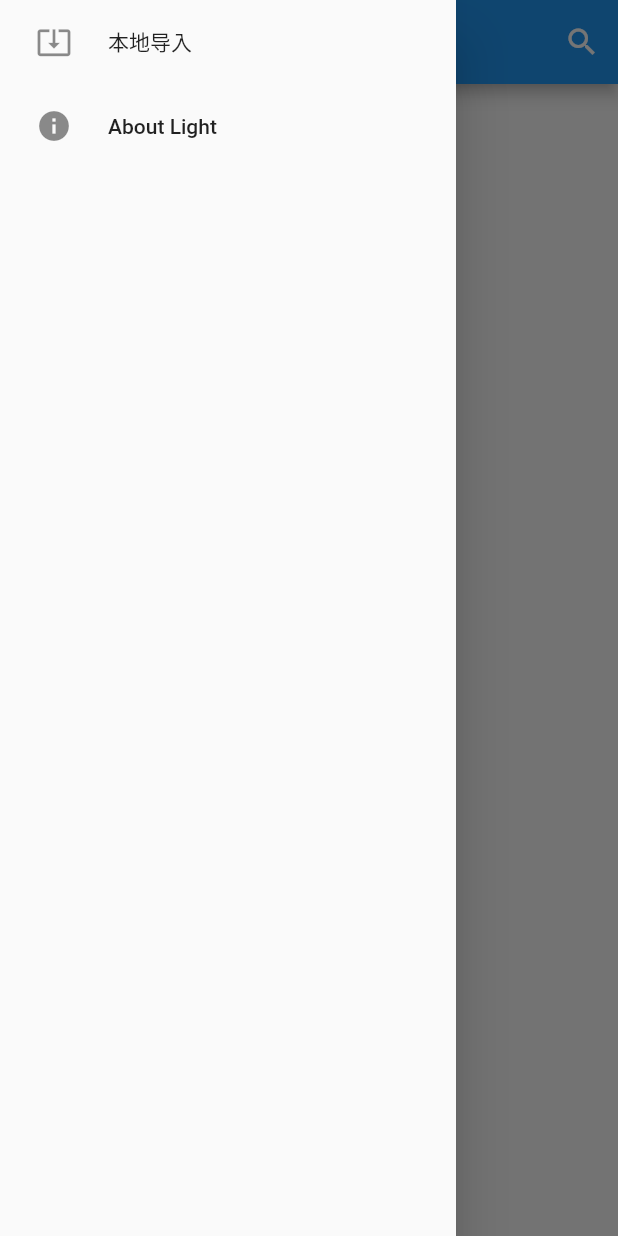
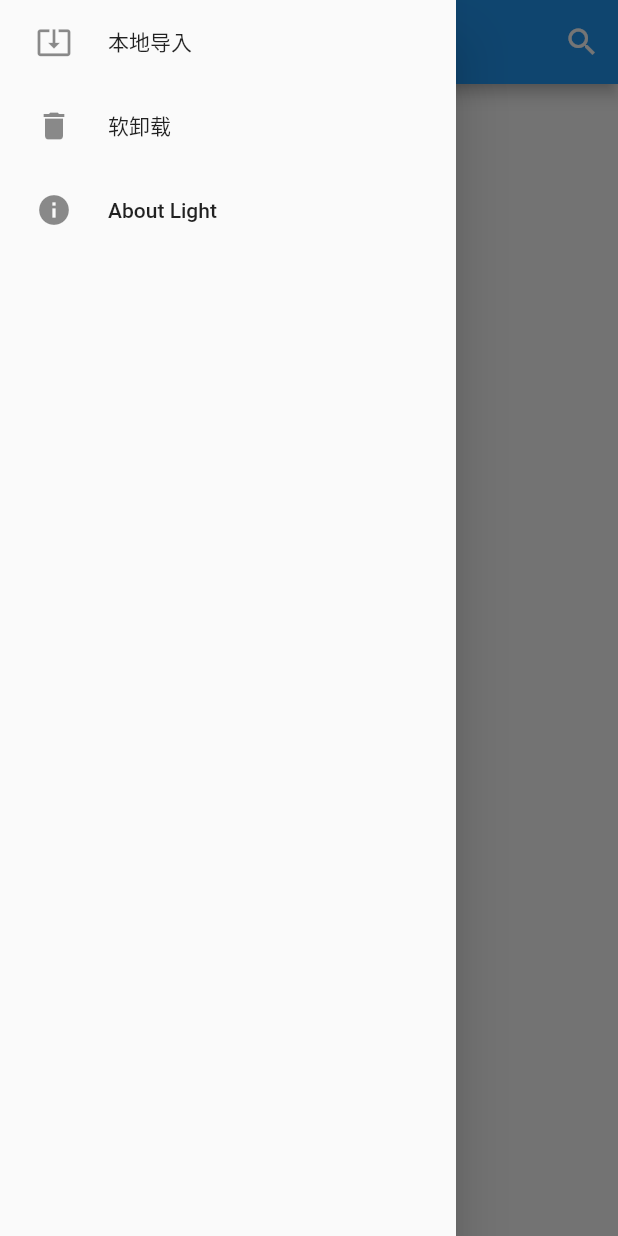
Before and after one commit to creatint/light, a Flutter app: the screen it shows after launch, with the side drawer open, on a phone screen of 412 x 824 dp. Run offline on Flutter 3.47's test engine with Material 2 defaults, Android fonts, the phone set to English and light mode, and no system bars; our stand-ins replace shared_preferences.

Commit message:
Import SystemService and add soft uninstall function.

```diff
--- a/lib/pages/drawer.dart
+++ b/lib/pages/drawer.dart
@@ -1,5 +1,6 @@
 import 'package:flutter/material.dart';
 import '../widgets/link_text_span.dart';
+import '../services/system.dart';
 
 class MyDrawerHeader extends StatefulWidget {
   _MyDrawerHeaderState createState() => new _MyDrawerHeaderState();
@@ -19,10 +20,16 @@ class MyDrawer extends StatefulWidget {
 }
 
 class _MyDrawerState extends State<MyDrawer> {
+  SystemService service = new SystemService();
 
   /// open import local screen
   void openImportLocalScreen() {
     Navigator.pushNamed(context, 'importLocal');
+  }
+
+  /// soft uninstall
+  void handleSoftUninstall() {
+    service.send(['softUninstall']);
   }
 
   @override
@@ -39,6 +46,15 @@ class _MyDrawerState extends State<MyDrawer> {
           child: new Icon(Icons.system_update_alt)),
       title: const Text('本地导入'),
       onTap: openImportLocalScreen,
+    );
+
+    /// soft uninstall
+    final Widget softUninstall = new ListTile(
+      leading: new Container(
+          margin: const EdgeInsets.only(left: 8.0),
+          child: new Icon(Icons.delete)),
+      title: const Text('软卸载'),
+      onTap: handleSoftUninstall,
     );
 
     /// about light
@@ -74,6 +90,7 @@ class _MyDrawerState extends State<MyDrawer> {
     final List<Widget> allDrawerItems = <Widget>[];
 
     allDrawerItems.add(importBooksItem);
+    allDrawerItems.add(softUninstall);
     allDrawerItems.add(aboutItem);
 
     return new Drawer(
```
